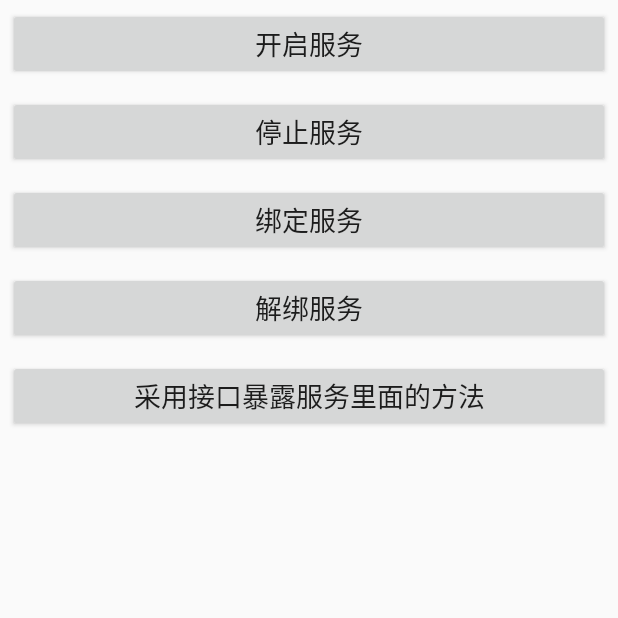
After one commit to justtofly/ServiceDemo2, an Android app: the ServiceActivity2 screen opened directly, with no data from a screen before it, on a phone screen of 412 x 824 dp, the top half of it. The commit adds this screen. Run offline under Robolectric (Android 15) with nearby library versions, the phone set to English and light mode, and no system bars.

Commit message:
使用接口暴露服务里面的方法，把代理人以接口的方式抽象出来，这样就可以屏蔽代码里面的细节，把你想暴露的内容给暴露出来

```diff
--- a/app/src/main/AndroidManifest.xml
+++ b/app/src/main/AndroidManifest.xml
@@ -4,7 +4,7 @@
 
     <application
         android:allowBackup="true"
-        android:icon="@mipmap/ic_launcher"
+        android:icon="@mipmap/logo"
         android:label="@string/app_name"
         android:supportsRtl="true"
         android:theme="@style/AppTheme">
@@ -16,7 +16,9 @@
             </intent-filter>
         </activity>
         <activity android:name=".ServiceActivity"/>
+        <activity android:name=".ServiceActivity2"/>
         <service android:name="com.fi.service.TestService"/>
+        <service android:name="com.fi.service.TestService2"/>
     </application>
 
 </manifest>
--- /dev/null
+++ b/app/src/main/java/com/fi/activity/IService.java
@@ -0,0 +1,19 @@
+package com.fi.activity;
+
+/**
+ * 创建者     yangyanfei
+ * 创建时间   2017/8/26 0026 22:28
+ * 作用	      把代理人以接口的方式抽象出来，这样就可以屏蔽代码里面的细节，把你想暴露的内容给暴露出来
+ * <p/>
+ * 版本       $$Rev$$
+ * 更新者     $$Author$$
+ * 更新时间   $$Date$$
+ * 更新描述   ${TODO}
+ */
+public interface IService {
+    /**
+     * 接口定义可以调用的方法，办正事,我只需要知道你这个接口暴露的方法，不需要知道具体的内部实现
+     * @param money
+     */
+    public void callMethodInService(int money);
+}
--- a/app/src/main/java/com/fi/activity/MainActivity.java
+++ b/app/src/main/java/com/fi/activity/MainActivity.java
@@ -9,6 +9,7 @@ import android.widget.Button;
 public class MainActivity extends Activity implements View.OnClickListener {
     //声明控件
     private Button btn1;
+    private Button btn2;
 
     @Override
     protected void onCreate(Bundle savedInstanceState) {
@@ -21,11 +22,13 @@ public class MainActivity extends Activity implements View.OnClickListener {
     //设置监听
     private void initListener() {
         btn1.setOnClickListener(this);
+        btn2.setOnClickListener(this);
     }
 
     //初始化控件
     private void initView() {
         btn1= (Button) findViewById(R.id.btn1);
+        btn2= (Button) findViewById(R.id.btn2);
     }
 
     @Override
@@ -34,6 +37,9 @@ public class MainActivity extends Activity implements View.OnClickListener {
             case R.id.btn1:
                 startActivity(new Intent(this,ServiceActivity.class));
                 break;
+            case R.id.btn2:
+                startActivity(new Intent(this,ServiceActivity2.class));
+                break;
             default:
                 break;
         }
--- /dev/null
+++ b/app/src/main/java/com/fi/activity/ServiceActivity2.java
@@ -0,0 +1,125 @@
+package com.fi.activity;
+
+import android.app.Activity;
+import android.content.ComponentName;
+import android.content.Intent;
+import android.content.ServiceConnection;
+import android.os.Bundle;
+import android.os.IBinder;
+import android.util.Log;
+import android.view.View;
+import android.widget.Button;
+
+import com.fi.service.TestService2;
+
+/**
+ * 创建者     yangyanfei
+ * 创建时间   2017/8/26 0026 18:43
+ * 作用	      ${TODO}
+ * <p/>
+ * 版本       $$Rev$$
+ * 更新者     $$Author$$
+ * 更新时间   $$Date$$
+ * 更新描述   ${TODO}
+ */
+public class ServiceActivity2 extends Activity implements View.OnClickListener {
+    //声明控件
+    private Button open;
+    private Button stop;
+    private Button bind;
+    private Button unbind;
+    private Button get;
+    private static final String TAG = ServiceActivity2.class.getSimpleName();
+
+    private IService myBinder;
+
+    //创建服务连接对象
+    private MyConn conn = new MyConn();
+
+    @Override
+    protected void onCreate(Bundle savedInstanceState) {
+        super.onCreate(savedInstanceState);
+        setContentView(R.layout.activity_service2);
+        initView();
+        initListener();
+    }
+
+    //设置点击监听
+    private void initListener() {
+        open.setOnClickListener(this);
+        stop.setOnClickListener(this);
+        bind.setOnClickListener(this);
+        unbind.setOnClickListener(this);
+        get.setOnClickListener(this);
+    }
+
+    //实例化控件
+    private void initView() {
+        open = (Button) findViewById(R.id.open2);
+        stop = (Button) findViewById(R.id.stop2);
+        bind = (Button) findViewById(R.id.bind2);
+        unbind = (Button) findViewById(R.id.unbind2);
+        get= (Button) findViewById(R.id.get2);
+    }
+
+    public class MyConn implements ServiceConnection {
+
+
+        //当服务被连接的时候调用的方法,相当于和中间人搭上了话
+        @Override
+        public void onServiceConnected(ComponentName name, IBinder service) {
+            Log.e("TestService", "4.代理人成功返回过来，得到代理人对象,iBinder:"+service.toString());
+            //不用管返回的是哪个小秘的对象，它们都有一个IService的接口
+            myBinder= (IService) service;
+        }
+
+        //当服务失去连接的时候调用的方法
+        @Override
+        public void onServiceDisconnected(ComponentName name) {
+            Log.e("TestService", "服务失去连接了...........");
+        }
+    }
+
+    @Override
+    public void onClick(View v) {
+        switch (v.getId()) {
+            case R.id.open2:
+                //开启服务
+                //采用start的方式开启服务，返回值不是服务的引用，无法调用服务里面的方法
+                Intent intent1 = new Intent(this, TestService2.class);
+                //Android框架把服务给开启了，它把上下文信息交给了服务对象
+                startService(intent1);
+                break;
+            case R.id.stop2:
+                //停止服务
+                Intent intent2 = new Intent(this, TestService2.class);
+                stopService(intent2);
+                break;
+            //调用服务里面的方法
+            case R.id.get2:
+                //得到服务的引用对象，不是一个服务的类了，把它当成了一个普通的方法，脱离了框架，就得不到框架的上下文引用。
+                ////换成一个吐司,会报空指针异常，因为在这里，this上下文不存在
+//                TestService ts=new TestService();
+//                ts.methodInService();
+                Log.e("TestService","5.调用服务里面代理人的方法");
+                myBinder.callMethodInService(8000);//只能调用这个方法
+                break;
+            //绑定服务
+            case R.id.bind2:
+                Intent intent3 = new Intent(this, TestService2.class);
+                /**
+                 * 第二个参数是一个接口，就要把这个接口的实现类给创建出来，conn,用来接收服务开启和停止的消息
+                 * BIND_AUTO_CREATE,绑定服务的时候，如果服务不存在会自动地把服务创建出来
+                 */
+                Log.e("TestService","1.采用绑定的方式开启服务,bindService");
+                bindService(intent3, conn, BIND_AUTO_CREATE);
+                break;
+            case R.id.unbind2:
+                //Intent intent4 = new Intent(this, TestService.class);
+                unbindService(conn);
+                break;
+            default:
+                break;
+        }
+    }
+}
--- /dev/null
+++ b/app/src/main/res/layout/activity_service2.xml
@@ -0,0 +1,47 @@
+<?xml version="1.0" encoding="utf-8"?>
+<LinearLayout xmlns:android="http://schemas.android.com/apk/res/android"
+              android:orientation="vertical"
+              android:layout_width="match_parent"
+              android:layout_height="match_parent">
+    <Button
+        android:id="@+id/open2"
+        android:layout_width="match_parent"
+        android:layout_height="wrap_content"
+        android:gravity="center"
+        android:layout_margin="5dp"
+        android:textSize="18sp"
+        android:text="开启服务"/>
+    <Button
+        android:id="@+id/stop2"
+        android:layout_width="match_parent"
+        android:layout_height="wrap_content"
+        android:gravity="center"
+        android:layout_margin="5dp"
+        android:textSize="18sp"
+        android:text="停止服务"/>
+    <Button
+        android:id="@+id/bind2"
+        android:layout_width="match_parent"
+        android:layout_height="wrap_content"
+        android:gravity="center"
+        android:layout_margin="5dp"
+        android:textSize="18sp"
+        android:text="绑定服务"/>
+    <Button
+        android:id="@+id/unbind2"
+        android:layout_width="match_parent"
+        android:layout_height="wrap_content"
+        android:gravity="center"
+        android:layout_margin="5dp"
+        android:textSize="18sp"
+        android:text="解绑服务"/>
+    <Button
+        android:id="@+id/get2"
+        android:layout_width="match_parent"
+        android:layout_height="wrap_content"
+        android:gravity="center"
+        android:layout_margin="5dp"
+        android:textSize="18sp"
+        android:text="采用接口暴露服务里面的方法"/>
+
+</LinearLayout>
```
Also changed, not shown: app/src/main/java/com/fi/service/TestService2.java (added, +109 -0 lines), app/src/main/res/layout/activity_main.xml (+8 -0 lines), app/src/main/res/mipmap-hdpi/logo.jpg (added).
